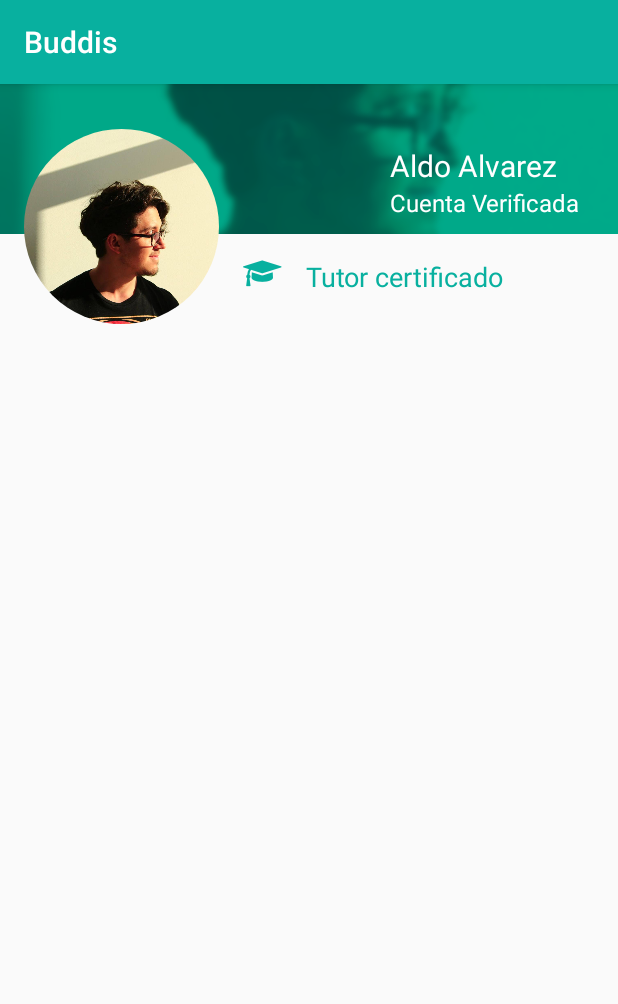
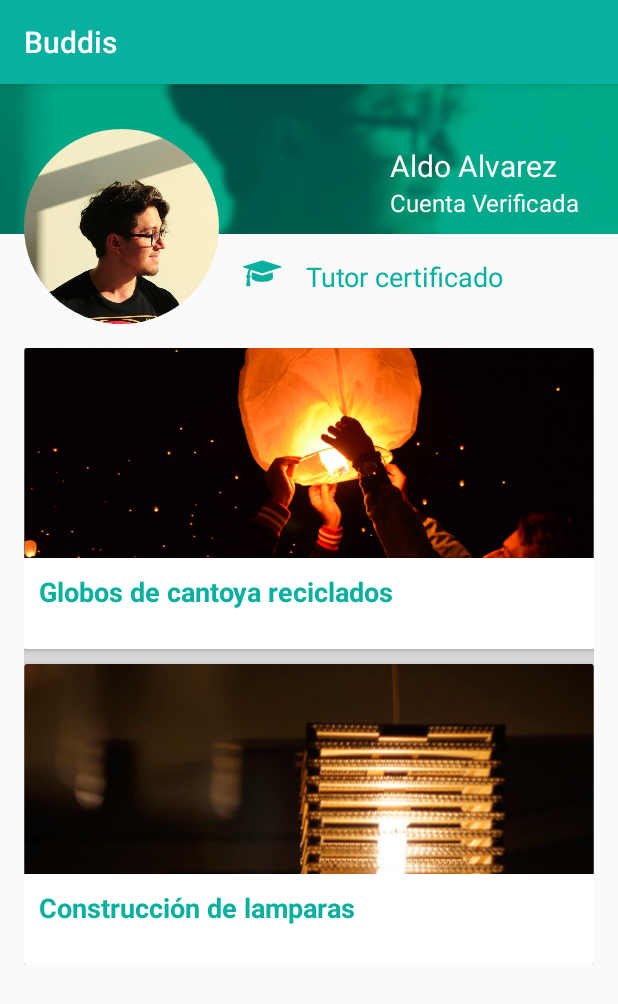
Before and after one commit to chilangolabs/Buddies-App, an Android app: the fragment UserProfileFragment shown on its own in the app's theme, on a phone screen of 412 x 824 dp. Shown: the top 1004 px of the screen. Run offline under Robolectric (Android 15) with nearby library versions, the phone set to English and light mode, and no system bars; our stand-ins replace Picasso; libraries missing offline, so code that uses them is left out: it.neokree.materialnavigationdrawer; plain views replace CircularImageView; pictures from the network do not load; 1 statement that could not run was skipped.

Commit message:
add views to profileuser

```diff
--- a/Buddis/app/build.gradle
+++ b/Buddis/app/build.gradle
@@ -29,4 +29,5 @@ dependencies {
     compile 'com.squareup.picasso:picasso:2.5.2'
     compile files('libs/devsmartlib.jar')
     compile project(':volley')
+    compile 'com.android.support:cardview-v7:22.2.0'
 }
--- /dev/null
+++ b/Buddis/app/src/main/java/com/chilangolabs/buddis/Adapters/AdapterCard.java
@@ -0,0 +1,80 @@
+package com.chilangolabs.buddis.Adapters;
+
+import android.app.Activity;
+import android.content.Context;
+import android.view.LayoutInflater;
+import android.view.View;
+import android.view.ViewGroup;
+import android.widget.BaseAdapter;
+import android.widget.ImageView;
+import android.widget.TextView;
+
+import com.chilangolabs.buddis.Entitys.ItemCard;
+import com.chilangolabs.buddis.R;
+import com.squareup.picasso.Picasso;
+
+import java.util.ArrayList;
+
+/**
+ * Created by gorro on 21/06/15.
+ */
+public class AdapterCard extends BaseAdapter {
+
+    private Context context;
+    private int layoutResourceId;
+    private ArrayList<ItemCard> data = new ArrayList<>();
+
+    public AdapterCard(Context context, int layoutResourceId, ArrayList<ItemCard> data) {
+        this.context = context;
+        this.layoutResourceId = layoutResourceId;
+        this.data = data;
+    }
+
+    @Override
+    public int getCount() {
+        return data.size();
+    }
+
+    @Override
+    public Object getItem(int position) {
+        return data.get(position);
+    }
+
+    @Override
+    public long getItemId(int position) {
+        return 0;
+    }
+
+    public class HolderView {
+        TextView txtJob;
+        ImageView imgJob;
+    }
+
+    @Override
+    public View getView(int position, View convertView, ViewGroup parent) {
+        View fila = convertView;
+        HolderView holder = null;
+
+        if (fila == null) {
+            LayoutInflater inflater = ((Activity) context).getLayoutInflater();
+            fila = inflater.inflate(layoutResourceId, parent, false);
+            holder = new HolderView();
+            holder.txtJob = (TextView) fila.findViewById(R.id.txtItemCard);
+            holder.imgJob = (ImageView) fila.findViewById(R.id.imgItemCard);
+            fila.setTag(holder);
+        } else {
+            holder = (HolderView) fila.getTag();
+        }
+
+        ItemCard item = data.get(position);
+
+        holder.txtJob.setText(item.getTitle());
+//        if (item.getImg().isEmpty()) {
+            Picasso.with(context).load(item.getImgInt()).placeholder(R.drawable.cargando).error(R.drawable.cargando).into(holder.imgJob);
+//        } else {
+//            Picasso.with(context).load("http://buddies.chilangolabs.com" + item.getImg()).placeholder(R.drawable.cargando).error(R.drawable.cargando).into(holder.imgJob);
+//        }
+
+        return fila;
+    }
+}
--- a/Buddis/app/src/main/java/com/chilangolabs/buddis/Adapters/AdapterListHome.java
+++ b/Buddis/app/src/main/java/com/chilangolabs/buddis/Adapters/AdapterListHome.java
@@ -90,7 +90,7 @@ public class AdapterListHome extends BaseAdapter {
                 TextView txtProfesional = (TextView) profesionalItem.findViewById(R.id.txtProfesional);
                 ImageView imgProfesional = (ImageView) profesionalItem.findViewById(R.id.imgProfesional);
                 txtProfesional.setText(jsonProfesionalsAr.getJSONObject(i).getString("name"));
-                Picasso.with(context).load("http://buddies.chilangolabs.com" + jsonProfesionalsAr.getJSONObject(i).getString("img")).placeholder(R.drawable.cargando).error(R.drawable.cargando);
+                Picasso.with(context).load("http://buddies.chilangolabs.com" + jsonProfesionalsAr.getJSONObject(i).getString("img")).placeholder(R.drawable.cargando).error(R.drawable.cargando).into(imgProfesional);
                 LinearLayout.LayoutParams layoutParams = new LinearLayout.LayoutParams(
                         LinearLayout.LayoutParams.MATCH_PARENT, LinearLayout.LayoutParams.MATCH_PARENT);
                 layoutParams.setMargins(10, 0, 10, 0);
--- a/Buddis/app/src/main/java/com/chilangolabs/buddis/DrawerActivity.java
+++ b/Buddis/app/src/main/java/com/chilangolabs/buddis/DrawerActivity.java
@@ -10,7 +10,7 @@ public class DrawerActivity extends MaterialNavigationDrawer {
     @Override
     public void init(Bundle bundle) {
 
-        MaterialAccount account = new MaterialAccount(this.getResources(), "Aldo Alvarez", "", R.drawable.imagetest, R.drawable.imagetest);
+        MaterialAccount account = new MaterialAccount(this.getResources(), "Aldo Alvarez", "", R.drawable.aldo, R.drawable.aldoblur);
         this.addAccount(account);
         this.addSection(newSection("Explora", new HomeFragment()));
         this.addSection(newSection("Perfil", new UserProfileFragment()));
--- /dev/null
+++ b/Buddis/app/src/main/java/com/chilangolabs/buddis/Entitys/ItemCard.java
@@ -0,0 +1,44 @@
+package com.chilangolabs.buddis.Entitys;
+
+/**
+ * Created by gorro on 21/06/15.
+ */
+public class ItemCard {
+
+    String img, title;
+    int imgInt;
+
+    public ItemCard(int imgInt, String title) {
+        this.imgInt = imgInt;
+        this.title = title;
+    }
+
+    public ItemCard(String img, String title) {
+        this.img = img;
+        this.title = title;
+    }
+
+    public int getImgInt() {
+        return imgInt;
+    }
+
+    public void setImgInt(int imgInt) {
+        this.imgInt = imgInt;
+    }
+
+    public String getImg() {
+        return img;
+    }
+
+    public void setImg(String img) {
+        this.img = img;
+    }
+
+    public String getTitle() {
+        return title;
+    }
+
+    public void setTitle(String title) {
+        this.title = title;
+    }
+}
--- a/Buddis/app/src/main/java/com/chilangolabs/buddis/UserProfileFragment.java
+++ b/Buddis/app/src/main/java/com/chilangolabs/buddis/UserProfileFragment.java
@@ -7,13 +7,23 @@ import android.os.Bundle;
 import android.view.LayoutInflater;
 import android.view.View;
 import android.view.ViewGroup;
+import android.widget.ListView;
 import android.widget.TextView;
+
+import com.chilangolabs.buddis.Adapters.AdapterCard;
+import com.chilangolabs.buddis.Entitys.ItemCard;
+
+import java.util.ArrayList;
 
 import it.neokree.materialnavigationdrawer.MaterialNavigationDrawer;
 
 public class UserProfileFragment extends Fragment {
 
     TextView txtIcon;
+    ListView listView;
+
+//    JsonObjectRequest jsonReques;
+//    RequestQueue rq;
 
 
     public UserProfileFragment() {
@@ -26,11 +36,29 @@ public class UserProfileFragment extends Fragment {
         View v = inflater.inflate(R.layout.fragment_user_profile, container, false);
         ((MaterialNavigationDrawer) this.getActivity()).getToolbar().setTitle("");
 
+//        rq = Volley.newRequestQueue(getActivity());
+
+//        makePetition();
+
         txtIcon = (TextView) v.findViewById(R.id.txtProfileIcon);
+        listView = (ListView) v.findViewById(R.id.listUserProfileJobs);
 
         Typeface tf = Typeface.createFromAsset(getActivity().getAssets(), "fonts/FontAwesome.otf");
         txtIcon.setTypeface(tf);
+
+        ArrayList<ItemCard> itemCards = new ArrayList<>();
+
+        itemCards.add(new ItemCard(R.drawable.cantoya, "Globos de cantoya reciclados"));
+        itemCards.add(new ItemCard(R.drawable.lampara, "Construcción de lamparas"));
+        AdapterCard adapter = new AdapterCard(getActivity(), R.layout.item_card_job, itemCards);
+
+        listView.setAdapter(adapter);
+
         return v;
+    }
+
+    private void makePetition() {
+
     }
 
 
--- a/Buddis/app/src/main/res/layout/fragment_user_profile.xml
+++ b/Buddis/app/src/main/res/layout/fragment_user_profile.xml
@@ -89,6 +89,17 @@
             android:textColor="@color/primary"
             android:textSize="18sp" />
 
+        <ListView
+            android:id="@+id/listUserProfileJobs"
+            android:layout_width="match_parent"
+            android:layout_height="wrap_content"
+            android:layout_below="@+id/view"
+            android:divider="@color/transparent"
+            android:dividerHeight="10dp"
+            android:layout_margin="@dimen/activity_horizontal_margin">
+
+        </ListView>
+
     </RelativeLayout>
 
 </FrameLayout>
--- /dev/null
+++ b/Buddis/app/src/main/res/layout/item_card_job.xml
@@ -0,0 +1,34 @@
+<?xml version="1.0" encoding="utf-8"?>
+
+<android.support.v7.widget.CardView xmlns:android="http://schemas.android.com/apk/res/android"
+    android:layout_width="match_parent"
+    android:layout_height="wrap_content">
+
+    <LinearLayout
+        android:layout_width="match_parent"
+        android:layout_height="match_parent"
+        android:layout_marginBottom="@dimen/activity_horizontal_margin"
+        android:orientation="vertical">
+
+        <ImageView
+            android:id="@+id/imgItemCard"
+            android:layout_width="match_parent"
+            android:layout_height="140dp"
+            android:contentDescription="@string/hello_world"
+            android:scaleType="centerCrop"
+            android:src="@drawable/imagetest" />
+
+        <TextView
+            android:id="@+id/txtItemCard"
+            android:layout_width="match_parent"
+            android:layout_height="wrap_content"
+            android:layout_margin="10dp"
+            android:text="@string/hello_world"
+            android:textColor="@color/primary"
+            android:textSize="18sp"
+            android:textStyle="bold" />
+
+
+    </LinearLayout>
+
+</android.support.v7.widget.CardView>
```
Also changed, not shown: Buddis/app/src/main/res/drawable/cantoya.png (added), Buddis/app/src/main/res/drawable/lampara.png (added), 1 other file.
